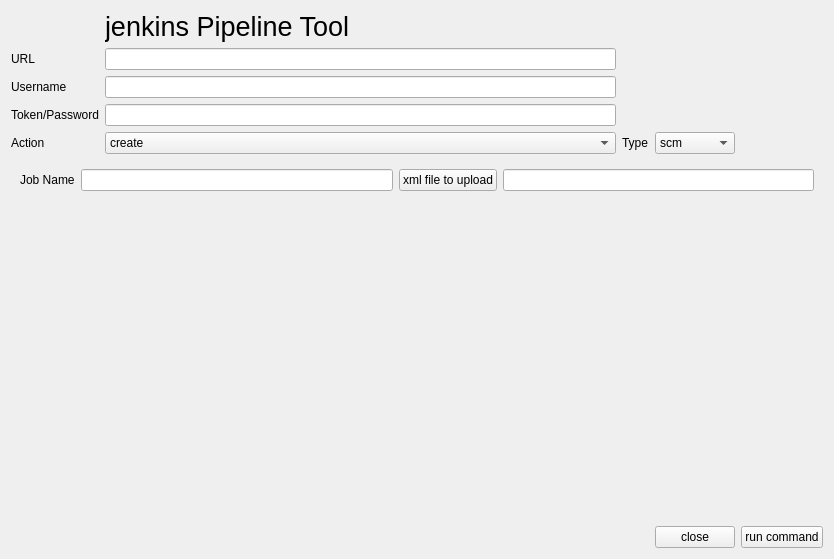
Qt form src/jenkinsTools/ux/pipelinesDialog.ui (clockworksspheres/jenkinsTools) before a commit.
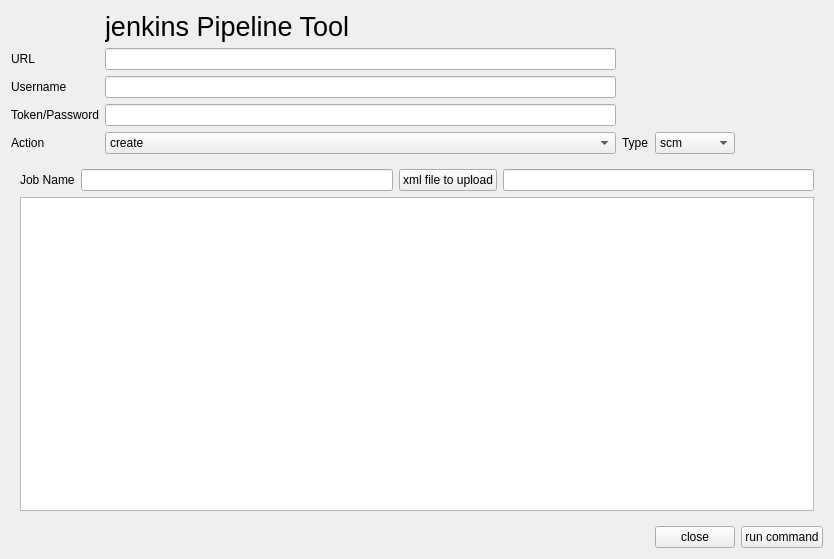
The same form after that commit. The open tabs and pages were chosen to show the change.

Commit message: working on textBrowser for check action for pipelines

What changed in the file:
```diff
--- a/src/jenkinsTools/ux/pipelinesDialog.ui
+++ b/src/jenkinsTools/ux/pipelinesDialog.ui
@@ -355,12 +355,6 @@
          </property>
         </widget>
        </item>
-       <item row="0" column="3">
-        <widget class="QLineEdit" name="xmlFileLineEdit"/>
-       </item>
-       <item row="0" column="1">
-        <widget class="QLineEdit" name="jobNameLineEdit_3"/>
-       </item>
        <item row="0" column="2">
         <widget class="QPushButton" name="xmlFilePushButton">
          <property name="text">
@@ -368,31 +362,14 @@
          </property>
         </widget>
        </item>
-       <item row="1" column="0">
-        <spacer name="verticalSpacer_7">
-         <property name="orientation">
-          <enum>Qt::Orientation::Vertical</enum>
-         </property>
-         <property name="sizeHint" stdset="0">
-          <size>
-           <width>20</width>
-           <height>40</height>
-          </size>
-         </property>
-        </spacer>
+       <item row="0" column="3">
+        <widget class="QLineEdit" name="xmlFileLineEdit"/>
        </item>
-       <item row="1" column="2">
-        <spacer name="verticalSpacer_8">
-         <property name="orientation">
-          <enum>Qt::Orientation::Vertical</enum>
-         </property>
-         <property name="sizeHint" stdset="0">
-          <size>
-           <width>20</width>
-           <height>40</height>
-          </size>
-         </property>
-        </spacer>
+       <item row="0" column="1">
+        <widget class="QLineEdit" name="jobNameLineEdit_3"/>
+       </item>
+       <item row="1" column="0" colspan="4">
+        <widget class="QTextBrowser" name="jobTextBrowser"/>
        </item>
       </layout>
      </widget>
```
The commit also changes 2 other files.
